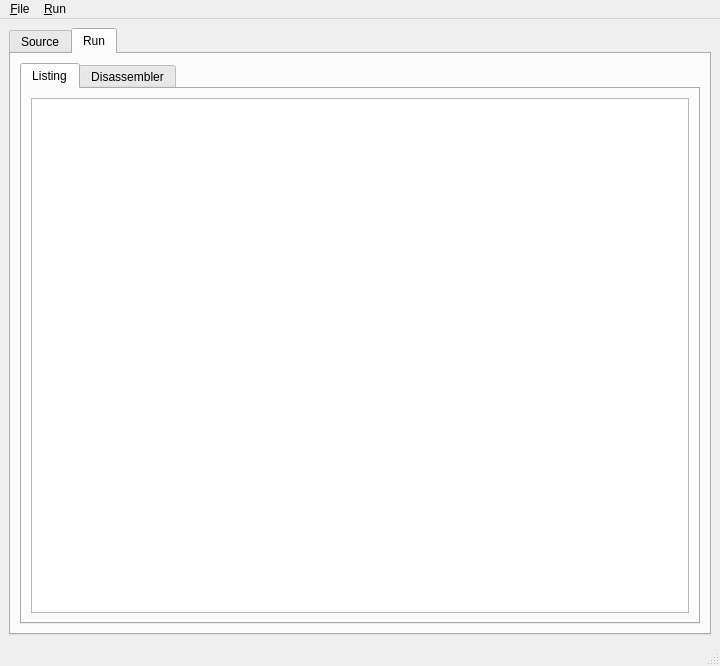
First picture: the form in gui/main.ui, repository be9/mix-machine, before the edit.
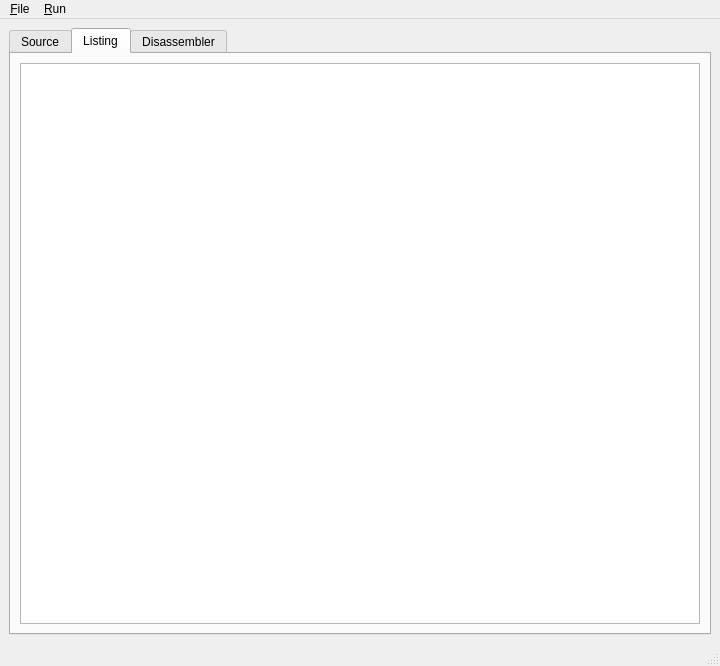
Second picture: the form after the edit. The open tabs and pages were chosen to show the change.

Commit message: gui: added Monospace font and tabs fixe

```diff
--- a/gui/main.ui
+++ b/gui/main.ui
@@ -41,33 +41,26 @@
       </widget>
       <widget class="QWidget" name="tab_dbg" >
        <attribute name="title" >
-        <string>Run</string>
+        <string>Listing</string>
        </attribute>
        <layout class="QHBoxLayout" >
         <item>
-         <widget class="QTabWidget" name="tabWidget_2" >
-          <property name="currentIndex" >
-           <number>0</number>
+         <widget class="QTextEdit" name="listing_view" >
+          <property name="font" >
+           <font>
+            <family>Monospace</family>
+            <pointsize>10</pointsize>
+           </font>
           </property>
-          <widget class="QWidget" name="tab" >
-           <attribute name="title" >
-            <string>Listing</string>
-           </attribute>
-           <layout class="QVBoxLayout" >
-            <item>
-             <widget class="QTextEdit" name="listing_view" />
-            </item>
-           </layout>
-          </widget>
-          <widget class="QWidget" name="tab_2" >
-           <attribute name="title" >
-            <string>Disassembler</string>
-           </attribute>
-          </widget>
          </widget>
         </item>
        </layout>
       </widget>
+      <widget class="QWidget" name="tab" >
+       <attribute name="title" >
+        <string>Disassembler</string>
+       </attribute>
+      </widget>
      </widget>
     </item>
    </layout>
```
Left out of the diff: 14 changed lines with no effect on the pictures.
